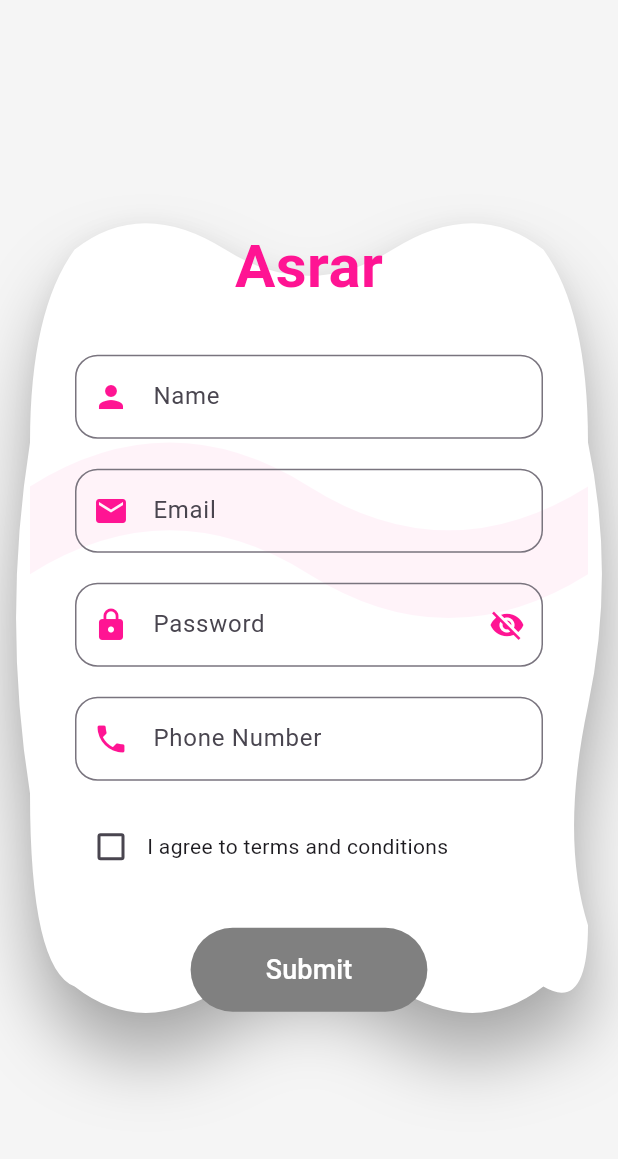
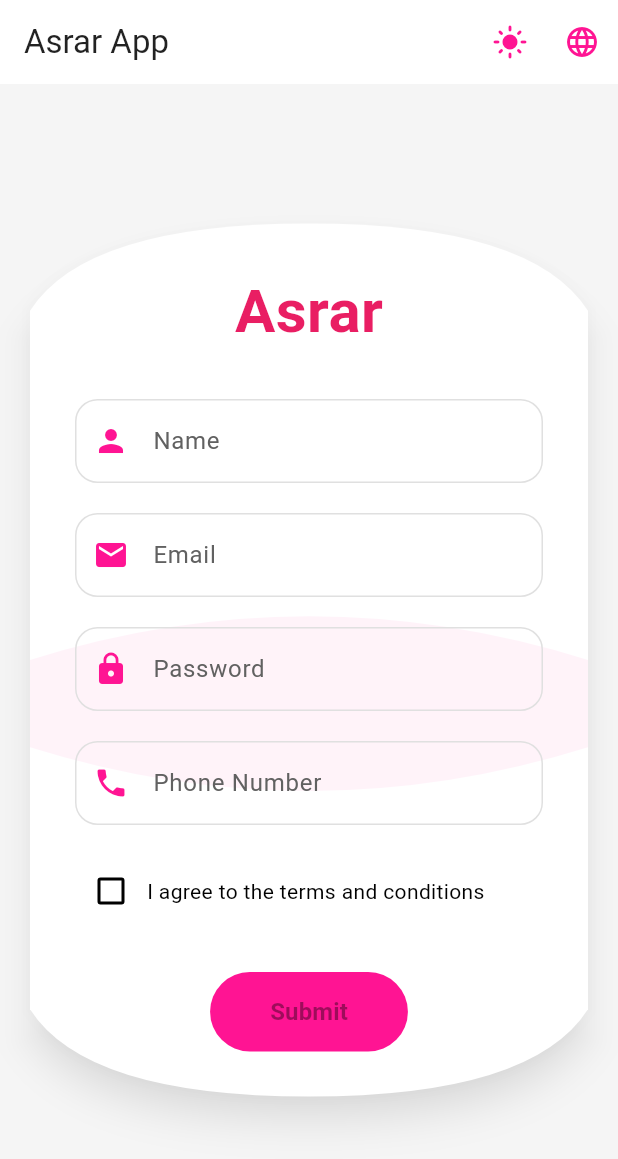
Before and after one commit to AsrarMoo/asrarflutterapp, a Flutter app: the screen it shows after launch, on a phone screen of 412 x 824 dp. Shown: the top 1159 px of the screen. Run offline on Flutter 3.47's test engine with Material 3 defaults, Android fonts, the phone set to English and light mode, and no system bars; our stand-ins replace get, shared_preferences.

Commit message:
dark and light mode using GetX

```diff
--- /dev/null
+++ b/lib/controllers/theme_controller.dart
@@ -0,0 +1,70 @@
+import 'package:flutter/material.dart';
+import 'package:get/get.dart';
+import 'package:shared_preferences/shared_preferences.dart';
+
+class ThemeController extends GetxController {
+  static const String themeKey = 'theme_mode';
+  final _isDarkMode = false.obs;
+  late SharedPreferences _prefs;
+
+  RxBool get isDarkMode => _isDarkMode;
+
+  final lightTheme = ThemeData.light().copyWith(
+    primaryColor: Colors.pink,
+    colorScheme: ColorScheme.light(
+      primary: Colors.pink,
+      secondary: Colors.pinkAccent,
+    ),
+    appBarTheme: const AppBarTheme(
+      backgroundColor: Colors.white,
+      elevation: 0,
+      iconTheme: IconThemeData(color: Colors.black),
+    ),
+    scaffoldBackgroundColor: Colors.grey[100],
+  );
+
+  final darkTheme = ThemeData.dark().copyWith(
+    primaryColor: Colors.pink,
+    colorScheme: ColorScheme.dark(
+      primary: Colors.pink,
+      secondary: Colors.pinkAccent,
+      surface: Colors.grey[850]!,
+      background: Colors.grey[900]!,
+    ),
+    appBarTheme: AppBarTheme(
+      backgroundColor: Colors.grey[900],
+      elevation: 0,
+    ),
+    scaffoldBackgroundColor: Colors.grey[900],
+  );
+
+  @override
+  void onInit() async {
+    super.onInit();
+    await initTheme();
+  }
+
+  Future<ThemeController> init() async {
+    await initTheme();
+    return this;
+  }
+
+  Future<void> initTheme() async {
+    _prefs = await SharedPreferences.getInstance();
+    final savedTheme = _prefs.getBool(themeKey);
+    if (savedTheme != null) {
+      _isDarkMode.value = savedTheme;
+    } else {
+      final brightness = WidgetsBinding.instance.window.platformBrightness;
+      _isDarkMode.value = brightness == Brightness.dark;
+      await _prefs.setBool(themeKey, _isDarkMode.value);
+    }
+  }
+
+  void toggleTheme() async {
+    _isDarkMode.value = !_isDarkMode.value;
+    // تخزين التفضيل الجديد
+    await _prefs.setBool(themeKey, _isDarkMode.value);
+    Get.changeThemeMode(_isDarkMode.value ? ThemeMode.dark : ThemeMode.light);
+  }
+}
--- /dev/null
+++ b/lib/language/ar.dart
@@ -0,0 +1,8 @@
+const Map<String, String> ar = {
+  'name': 'الاسم',
+  'email': 'البريد الإلكتروني',
+  'password': 'كلمة المرور',
+  'phone_number': 'رقم الهاتف',
+  'agree_terms': 'أوافق على الشروط والأحكام',
+  'submit': 'إرسال',
+};
--- /dev/null
+++ b/lib/language/en.dart
@@ -0,0 +1,8 @@
+const Map<String, String> en = {
+  'name': 'Name',
+  'email': 'Email',
+  'password': 'Password',
+  'phone_number': 'Phone Number',
+  'agree_terms': 'I agree to terms and conditions',
+  'submit': 'Submit',
+};
--- a/lib/main.dart
+++ b/lib/main.dart
@@ -1,7 +1,13 @@
 import 'package:flutter/material.dart';
+import 'package:get/get.dart';
+import 'controllers/theme_controller.dart';
 import 'pages/asrar_homepage.dart';
+import 'utils/translations.dart';
 
-void main() {
+void main() async {
+  WidgetsFlutterBinding.ensureInitialized();
+  final controller = Get.put(ThemeController());
+  await controller.init();
   runApp(const MyApp());
 }
 
@@ -10,13 +16,18 @@ class MyApp extends StatelessWidget {
 
   @override
   Widget build(BuildContext context) {
-    return MaterialApp(
-      title: 'Asrar App',
-      debugShowCheckedModeBanner: false,
-      theme: ThemeData(
-        primarySwatch: Colors.pink,
+    return GetX<ThemeController>(
+      builder: (controller) => GetMaterialApp(
+        translations: Messages(),
+        locale: const Locale('en'),
+        fallbackLocale: const Locale('en'),
+        debugShowCheckedModeBanner: false,
+        theme: controller.lightTheme,
+        darkTheme: controller.darkTheme,
+        themeMode:
+            controller.isDarkMode.value ? ThemeMode.dark : ThemeMode.light,
+        home: const AsrarHomePage(),
       ),
-      home: const AsrarHomePage(),
     );
   }
 }
--- a/lib/pages/asrar_homepage.dart
+++ b/lib/pages/asrar_homepage.dart
@@ -1,9 +1,11 @@
 import 'package:flutter/material.dart';
+import 'package:get/get.dart';
 import '../theme/asrar_colors.dart';
 import '../widgets/asrar_text_field.dart';
 import '../painters/asrar_painter.dart';
 import '../widgets/asrar_button.dart';
 import '../utils/validators.dart';
+import '../controllers/theme_controller.dart';
 
 class AsrarHomePage extends StatefulWidget {
   const AsrarHomePage({super.key});
@@ -20,10 +22,53 @@ class _AsrarHomePageState extends State<AsrarHomePage> {
   final _phoneController = TextEditingController();
   bool _agreeToTerms = false;
 
+  // الوصول إلى متحكم الثيم
+  final ThemeController themeController = Get.find();
+
   @override
   Widget build(BuildContext context) {
-    return Scaffold(
-      backgroundColor: Colors.grey[100],
+    return GetX<ThemeController>(
+      builder: (controller) => Scaffold(
+        appBar: AppBar(
+          title: Text(
+            'asrar_app'.tr,
+            style: TextStyle(
+              color:
+                  controller.isDarkMode.value ? Colors.white : Colors.black87,
+            ),
+          ),
+          actions: [
+            IconButton(
+              icon: Icon(
+                controller.isDarkMode.value
+                    ? Icons.dark_mode
+                    : Icons.light_mode,
+                color: controller.isDarkMode.value
+                    ? Colors.white
+                    : AsrarColors.darkPink,
+              ),
+              onPressed: controller.toggleTheme,
+            ),
+            IconButton(
+              icon: Icon(
+                Icons.language,
+                color: controller.isDarkMode.value
+                    ? Colors.white
+                    : AsrarColors.darkPink,
+              ),
+              onPressed: () {
+                var locale = Get.locale?.languageCode == 'en'
+                    ? const Locale('ar')
+                    : const Locale('en');
+                Get.updateLocale(locale);
+              },
+            ),
+          ],
+          backgroundColor:
+              controller.isDarkMode.value ? const Color.fromARGB(255, 0, 0, 0) : Colors.white,
+        ),
+        backgroundColor:
+            controller.isDarkMode.value ? Colors.grey[850] : Colors.grey[100],
         body: Center(
           child: SingleChildScrollView(
             child: Padding(
@@ -34,14 +79,16 @@ class _AsrarHomePageState extends State<AsrarHomePage> {
                   width: MediaQuery.of(context).size.width > 600
                       ? 600
                       : double.infinity,
-                padding: EdgeInsets.all(30),
+                  padding: const EdgeInsets.all(30),
                   child: Column(
                     mainAxisSize: MainAxisSize.min,
                     children: [
-                    const Text(
+                      Text(
                         'Asrar',
                         style: TextStyle(
-                        color: AsrarColors.darkPink,
+                          color: controller.isDarkMode.value
+                              ? Colors.white
+                              : Colors.pink,
                           fontSize: 40,
                           fontWeight: FontWeight.bold,
                         ),
@@ -52,7 +99,7 @@ class _AsrarHomePageState extends State<AsrarHomePage> {
                         child: Column(
                           children: [
                             AsrarTextField(
-                            label: 'Name',
+                              label: 'name'.tr,
                               icon: Icons.person,
                               controller: _nameController,
                               validator: Validators.validateName,
@@ -60,7 +107,7 @@ class _AsrarHomePageState extends State<AsrarHomePage> {
                             ),
                             const SizedBox(height: 20),
                             AsrarTextField(
-                            label: 'Email',
+                              label: 'email'.tr,
                               icon: Icons.email,
                               controller: _emailController,
                               validator: Validators.validateEmail,
@@ -68,7 +115,7 @@ class _AsrarHomePageState extends State<AsrarHomePage> {
                             ),
                             const SizedBox(height: 20),
                             AsrarTextField(
-                            label: 'Password',
+                              label: 'password'.tr,
                               icon: Icons.lock,
                               isPassword: true,
                               controller: _passwordController,
@@ -76,7 +123,7 @@ class _AsrarHomePageState extends State<AsrarHomePage> {
                             ),
                             const SizedBox(height: 20),
                             AsrarTextField(
-                            label: 'Phone Number',
+                              label: 'phone_number'.tr,
                               icon: Icons.phone,
                               controller: _phoneController,
                               validator: Validators.validatePhone,
@@ -94,18 +141,25 @@ class _AsrarHomePageState extends State<AsrarHomePage> {
                                   },
                                   activeColor: AsrarColors.darkPink,
                                 ),
-                              const Text('I agree to terms and conditions'),
+                                Text(
+                                  'agree_terms'.tr,
+                                  style: TextStyle(
+                                    color: controller.isDarkMode.value
+                                        ? Colors.white
+                                        : Colors.black,
+                                  ),
+                                ),
                               ],
                             ),
                             const SizedBox(height: 30),
                             AsrarButton(
-                            text: 'Submit',
+                              text: 'submit'.tr,
                               isEnabled: _agreeToTerms,
                               onPressed: () {
                                 if (_formKey.currentState!.validate()) {
                                   ScaffoldMessenger.of(context).showSnackBar(
-                                  const SnackBar(
-                                    content: Text('Form submitted successfully!'),
+                                    SnackBar(
+                                      content: Text('form_success'.tr),
                                     ),
                                   );
                                 }
@@ -121,6 +175,7 @@ class _AsrarHomePageState extends State<AsrarHomePage> {
             ),
           ),
         ),
+      ),
     );
   }
 }
--- /dev/null
+++ b/lib/utils/translations.dart
@@ -0,0 +1,27 @@
+import 'package:get/get.dart';
+
+class Messages extends Translations {
+  @override
+  Map<String, Map<String, String>> get keys => {
+        'en': {
+          'asrar_app': 'Asrar App',
+          'name': 'Name',
+          'email': 'Email',
+          'password': 'Password',
+          'phone_number': 'Phone Number',
+          'agree_terms': 'I agree to the terms and conditions',
+          'submit': 'Submit',
+          'form_success': 'Form submitted successfully!',
+        },
+        'ar': {
+          'asrar_app': 'تطبيق أسرار',
+          'name': 'الاسم',
+          'email': 'البريد الإلكتروني',
+          'password': 'كلمة المرور',
+          'phone_number': 'رقم الهاتف',
+          'agree_terms': 'أوافق على الشروط والأحكام',
+          'submit': 'إرسال',
+          'form_success': 'تم إرسال النموذج بنجاح!',
+        },
+      };
+}
--- a/lib/widgets/Asrar_button.dart
+++ b/lib/widgets/Asrar_button.dart
@@ -1,38 +1,48 @@
 import 'package:flutter/material.dart';
 import '../theme/asrar_colors.dart';
+import 'package:get/get.dart';
+import '../controllers/theme_controller.dart';
 
 class AsrarButton extends StatelessWidget {
-  final VoidCallback onPressed;
   final String text;
+  final VoidCallback? onPressed;
   final bool isEnabled;
 
   const AsrarButton({
     super.key,
-    required this.onPressed,
     required this.text,
+    this.onPressed,
     this.isEnabled = true,
   });
 
   @override
   Widget build(BuildContext context) {
-    return ElevatedButton(
+    return GetX<ThemeController>(
+      builder: (themeController) => ElevatedButton(
         onPressed: isEnabled ? onPressed : null,
         style: ElevatedButton.styleFrom(
-        backgroundColor: AsrarColors.darkPink,
+            backgroundColor: themeController.isDarkMode.value
+                ? Colors.white
+                : AsrarColors.darkPink,
+            foregroundColor: themeController.isDarkMode.value
+                ? AsrarColors.darkPink
+                : Colors.white,
             padding: const EdgeInsets.symmetric(
-          horizontal: 50,
+              horizontal: 40,
               vertical: 15,
             ),
             shape: RoundedRectangleBorder(
               borderRadius: BorderRadius.circular(30),
             ),
-        disabledBackgroundColor: AsrarColors.grey,
-      ),
+            disabledBackgroundColor: themeController.isDarkMode.value
+                ? const Color.fromARGB(255, 178, 147, 163)
+                : AsrarColors.darkPink),
         child: Text(
           text,
           style: const TextStyle(
-          fontSize: 18,
-          color: AsrarColors.white,
+            fontSize: 16,
+            fontWeight: FontWeight.bold,
+          ),
         ),
       ),
     );
--- a/lib/widgets/asrar_text_field.dart
+++ b/lib/widgets/asrar_text_field.dart
@@ -1,60 +1,65 @@
 import 'package:flutter/material.dart';
 import '../theme/asrar_colors.dart';
+import 'package:get/get.dart';
+import '../controllers/theme_controller.dart';
 
-class AsrarTextField extends StatefulWidget {
+class AsrarTextField extends StatelessWidget {
   final String label;
   final IconData icon;
-  final bool isPassword;
   final TextEditingController controller;
   final String? Function(String?)? validator;
   final TextInputType? keyboardType;
+  final bool isPassword;
 
   const AsrarTextField({
     super.key,
     required this.label,
     required this.icon,
-    this.isPassword = false,
     required this.controller,
     this.validator,
     this.keyboardType,
+    this.isPassword = false,
   });
 
   @override
-  State<AsrarTextField> createState() => _AsrarTextFieldState();
-}
-
-class _AsrarTextFieldState extends State<AsrarTextField> {
-  bool _obscureText = true;
-
-  @override
   Widget build(BuildContext context) {
-    return TextFormField(
-      controller: widget.controller,
-      obscureText: widget.isPassword && _obscureText,
-      validator: widget.validator,
-      keyboardType: widget.keyboardType,
+    return GetX<ThemeController>(
+      builder: (themeController) => TextFormField(
+        controller: controller,
+        validator: validator,
+        keyboardType: keyboardType,
+        obscureText: isPassword,
         decoration: InputDecoration(
-        labelText: widget.label,
-        prefixIcon: Icon(widget.icon, color: AsrarColors.darkPink),
-        suffixIcon: widget.isPassword
-            ? IconButton(
-                icon: Icon(
-                  _obscureText ? Icons.visibility_off : Icons.visibility,
-                  color: AsrarColors.darkPink,
+          labelText: label,
+          prefixIcon: Icon(
+            icon,
+            color: themeController.isDarkMode.value
+                ? Colors.white70
+                : AsrarColors.darkPink,
           ),
-                onPressed: () {
-                  setState(() {
-                    _obscureText = !_obscureText;
-                  });
-                },
-              )
-            : null,
+          labelStyle: TextStyle(
+            color: themeController.isDarkMode.value
+                ? Colors.white70
+                : Colors.grey[700],
+          ),
           border: OutlineInputBorder(
             borderRadius: BorderRadius.circular(15),
           ),
+          enabledBorder: OutlineInputBorder(
+            borderRadius: BorderRadius.circular(15),
+            borderSide: BorderSide(
+              color: themeController.isDarkMode.value
+                  ? Colors.white30
+                  : Colors.grey[300]!,
+            ),
+          ),
           focusedBorder: OutlineInputBorder(
             borderRadius: BorderRadius.circular(15),
-          borderSide: const BorderSide(color: AsrarColors.darkPink),
+            borderSide: BorderSide(
+              color: themeController.isDarkMode.value
+                  ? Colors.white
+                  : AsrarColors.darkPink,
+            ),
           ),
           errorBorder: OutlineInputBorder(
             borderRadius: BorderRadius.circular(15),
@@ -65,6 +70,10 @@ class _AsrarTextFieldState extends State<AsrarTextField> {
             borderSide: const BorderSide(color: Colors.red),
           ),
         ),
+        style: TextStyle(
+          color: themeController.isDarkMode.value ? Colors.white : Colors.black,
+        ),
+      ),
     );
   }
 }
```
Also changed, not shown: lib/clippers/asrar_container_clipper.dart (added, +54 -0 lines), lib/language/app_localization.dart (added, +11 -0 lines), lib/painters/asrar_painter.dart (+68 -120 lines), pubspec.yaml (+3 -69 lines), pubspec.lock, 3 other files. Lines whose indentation alone changed are shown as unchanged.
